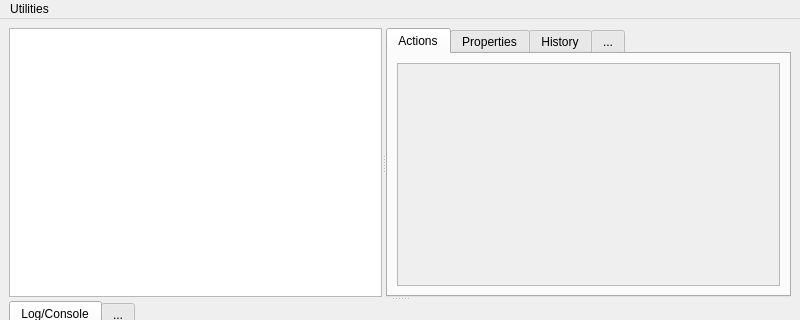
Above: datalad_gooey/resources/ui/main_window.ui from datalad/datalad-gooey before the change; both pictures show x 0 to 800 and y 0 to 320 of the 800 by 600 pixel window. Below: the same form after it.
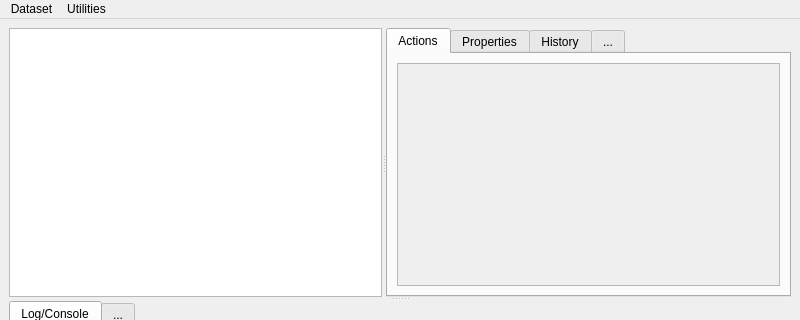
That is the form after the change.

Commit message:
Lazy-loading menu with all Dataset commands
Each command is a menu item. Triggering such menu item brings
up the command configuration UI.

Diff of the .ui file:
```diff
--- a/datalad_gooey/resources/ui/main_window.ui
+++ b/datalad_gooey/resources/ui/main_window.ui
@@ -175,6 +175,12 @@
     <addaction name="actionRun_stuff"/>
     <addaction name="actionConfigure_stuff"/>
    </widget>
+   <widget class="QMenu" name="menuDataset">
+    <property name="title">
+     <string>Dataset</string>
+    </property>
+   </widget>
+   <addaction name="menuDataset"/>
    <addaction name="menuUtilities"/>
   </widget>
   <widget class="QStatusBar" name="statusbar"/>
```
The commit also changes 2 other files.
